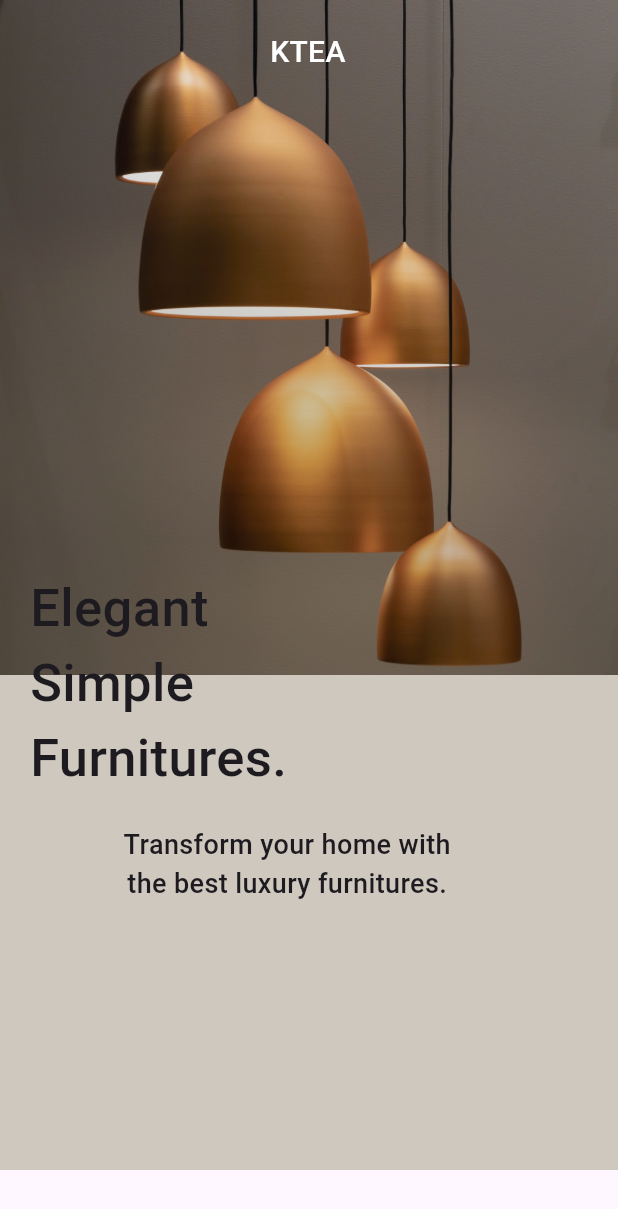
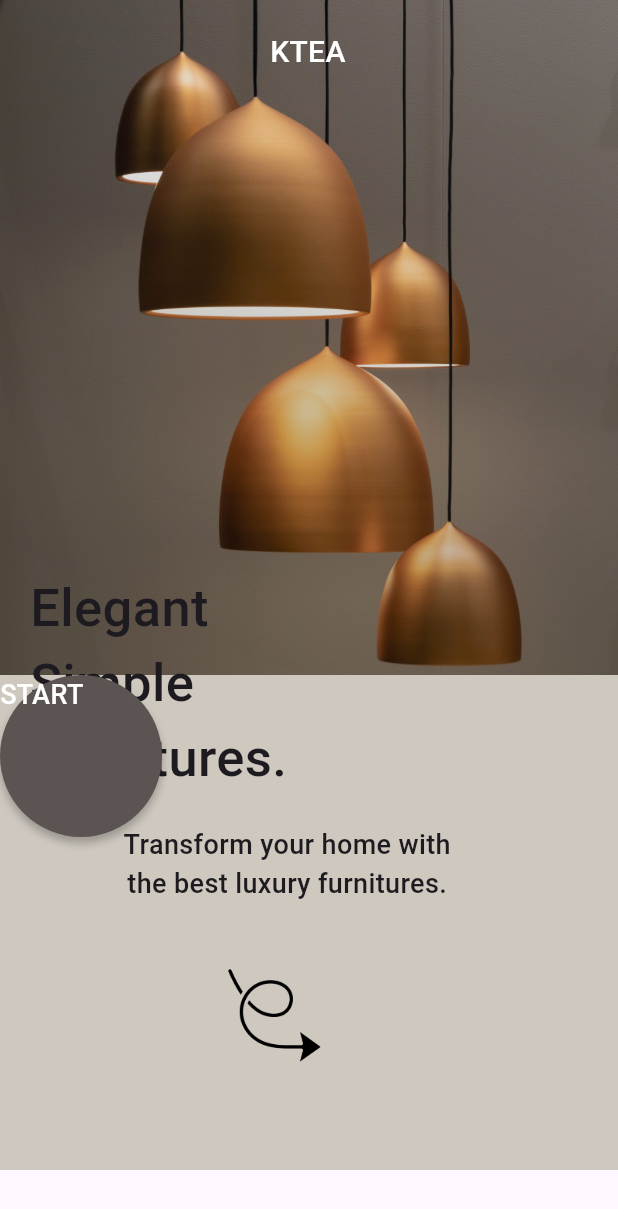
Before and after one commit to Tosin8/design_ui, a Flutter app: the screen it shows after launch, on a phone screen of 412 x 824 dp. Shown: the top 1209 px of the screen. Run offline on Flutter 3.47's test engine with Material 3 defaults, Android fonts, the phone set to English and light mode, and no system bars; our stand-ins replace animate_do, page_transition.

Commit message:
Update splash.dart

```diff
--- a/lib/screens/furniture_app/splash.dart
+++ b/lib/screens/furniture_app/splash.dart
@@ -40,7 +40,7 @@ class FurnitureSplash extends StatelessWidget {
 
                  color: const Color(0xffCEC8BF),
 
-              child: const Stack(
+              child: Stack(
                 //fit: StackFit.loose,
                 clipBehavior: Clip.none,
 
@@ -53,7 +53,34 @@ class FurnitureSplash extends StatelessWidget {
                        style: TextStyle(fontSize: 35, fontWeight: FontWeight.w500),)),
                   Padding(
                     padding: EdgeInsets.symmetric(vertical: 100, horizontal: 80),
-                    child: Text('Transform your home with \nthe best luxury furnitures. ', style: TextStyle(fontWeight: FontWeight.w500, fontSize: 18),textAlign: TextAlign.center,))]),
+                    child: Text('Transform your home with \nthe best luxury furnitures. ', style: TextStyle(fontWeight: FontWeight.w500, fontSize: 18),textAlign: TextAlign.center,),
+
+                    ),
+                    Positioned(
+                      left: 150,
+                      bottom: 70,
+                      child: Container(
+                        width: 66, height: 66,
+                        child: Image.asset('assets/furniture/icons/right-down.png')),
+                    ),   Container(
+          width: 108,
+          height: 108,
+          decoration: ShapeDecoration(
+            color: Color(0xFF5B5452),
+            shape: OvalBorder(),
+            shadows: [
+              BoxShadow(
+                color: Color(0x3F000000),
+                blurRadius: 4,
+                offset: Offset(0, 4),
+                spreadRadius: 0,
+              )
+            ],
+          ),
+     child: Text('START', style: TextStyle(color: Colors.white, fontSize: 18, fontWeight: FontWeight.w500),),   ),
+
+
+                    ]),
             )
           ],
         ),
```
